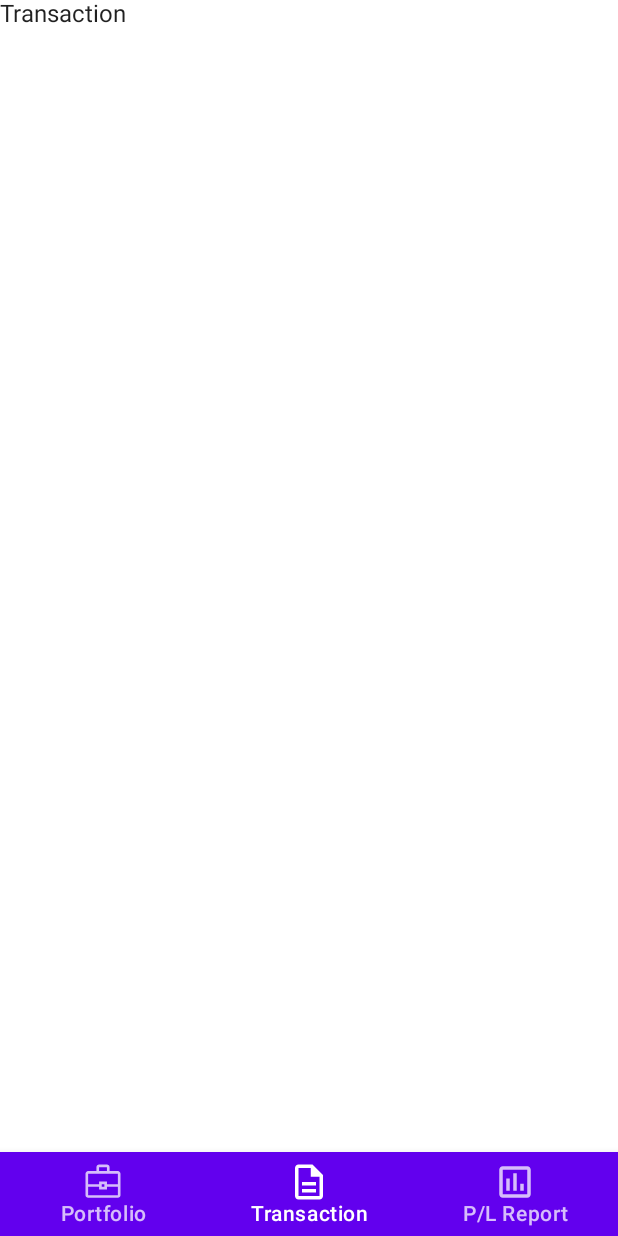
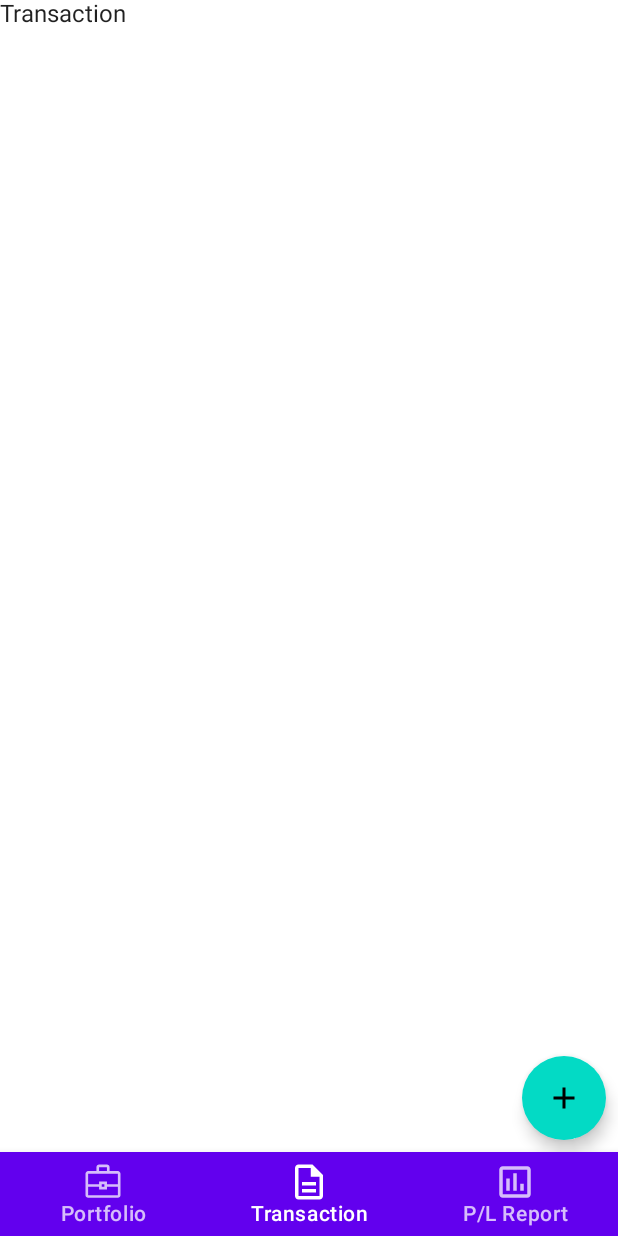
Before and after one commit to PohAnson/StockPortfolio, an Android app built with Jetpack Compose: the screen it shows after launch (MainActivity), item 2 of the bottom bar chosen, on a phone screen of 412 x 824 dp. Run offline under Robolectric (Android 15) with nearby library versions, the phone set to English and light mode, and no system bars.

Commit message:
Added Navigation To Create New Transaction Form Page

```diff
--- a/OwlioApp/app/src/main/java/com/example/owlio/OwlioApp.kt
+++ b/OwlioApp/app/src/main/java/com/example/owlio/OwlioApp.kt
@@ -1,5 +1,6 @@
 package com.example.owlio
 
+import androidx.compose.foundation.layout.padding
 import androidx.compose.foundation.layout.size
 import androidx.compose.material.*
 import androidx.compose.runtime.Composable
@@ -18,6 +19,7 @@ import com.example.owlio.ui.screen.PnlScreen
 import com.example.owlio.ui.screen.PortfolioScreen
 import com.example.owlio.ui.screen.Screens
 import com.example.owlio.ui.screen.TransactionScreen
+import com.example.owlio.ui.screen.form.TransactionFormScreen
 
 
 @Composable
@@ -30,10 +32,13 @@ fun OwlioApp() {
                 PortfolioScreen()
             }
             composable(Screens.TRANSACTION.route) {
-                TransactionScreen()
+                TransactionScreen(goToTransactionForm = { navController.navigate(route = Screens.TRANSACTIONFORM.route) }, modifier=Modifier.padding(innerpadding))
             }
             composable(Screens.PNL.route) {
                 PnlScreen()
+            }
+            composable(Screens.TRANSACTIONFORM.route) {
+                TransactionFormScreen(modifier = Modifier.padding(innerpadding))
             }
         }
     }
@@ -54,11 +59,11 @@ fun OwlioBottonNavBar(navController: NavController) {
 
                 },
                 icon = {
-                    Icon(
-                        painter = painterResource(id = screen.icon),
-                        contentDescription = null,
-                        modifier = Modifier.size(28.dp)
-                    )
+                    screen.icon?.let { painterResource(id = it) }?.let {
+                        Icon(
+                            painter = it, contentDescription = null, modifier = Modifier.size(28.dp)
+                        )
+                    }
                 },
                 label = {
                     Text(
--- a/OwlioApp/app/src/main/java/com/example/owlio/ui/screen/Screen.kt
+++ b/OwlioApp/app/src/main/java/com/example/owlio/ui/screen/Screen.kt
@@ -3,16 +3,21 @@ package com.example.owlio.ui.screen
 import com.example.owlio.R
 
 
-enum class Screens(val label: String, val icon: Int, val route: String) {
+enum class Screens(val label: String, val route: String, val icon: Int? = null) {
     PORTFOLIO(
         "Portfolio",
+        "portfolio",
         R.drawable.business_center,
-        "portfolio",
     ),
-    TRANSACTION("Transaction", R.drawable.description, "transaction"), PNL(
+    TRANSACTION(
+        "Transaction",
+        "transaction",
+        R.drawable.description,
+    ),
+    PNL(
         "P/L Report",
+        "pnl",
         R.drawable.assessment,
-        "pnl",
-    )
-
+    ),
+    TRANSACTIONFORM("New Transaction", "transactionForm")
 }
--- a/OwlioApp/app/src/main/java/com/example/owlio/ui/screen/TransactionScreen.kt
+++ b/OwlioApp/app/src/main/java/com/example/owlio/ui/screen/TransactionScreen.kt
@@ -1,10 +1,30 @@
 package com.example.owlio.ui.screen
 
 import androidx.compose.foundation.layout.Box
+import androidx.compose.foundation.layout.fillMaxSize
+import androidx.compose.foundation.layout.padding
+import androidx.compose.material.FloatingActionButton
+import androidx.compose.material.Icon
 import androidx.compose.material.Text
+import androidx.compose.material.icons.Icons
+import androidx.compose.material.icons.filled.Add
 import androidx.compose.runtime.Composable
+import androidx.compose.ui.Alignment
+import androidx.compose.ui.Modifier
+import androidx.compose.ui.unit.dp
 
 @Composable
-fun TransactionScreen() {
-    Box { Text("Transaction") }
+fun TransactionScreen(goToTransactionForm: () -> Unit, modifier: Modifier = Modifier) {
+    Box(modifier = modifier.fillMaxSize(1f)) {
+        Text("Transaction")
+        FloatingActionButton(
+            onClick = { goToTransactionForm() }, modifier = Modifier
+                .align(
+                    Alignment.BottomEnd
+                )
+                .padding(8.dp)
+        ) {
+            Icon(imageVector = Icons.Filled.Add, contentDescription = "Add")
+        }
+    }
 }
--- a/OwlioApp/app/src/main/java/com/example/owlio/ui/screen/form/TransactionFormScreen.kt
+++ b/OwlioApp/app/src/main/java/com/example/owlio/ui/screen/form/TransactionFormScreen.kt
@@ -24,11 +24,11 @@ import com.example.owlio.ui.screen.form.transactionFormField.TradeDateField
 import com.example.owlio.ui.theme.OwlioAppTheme
 
 @Composable
-fun TransactionFormScreen() {
+fun TransactionFormScreen(modifier: Modifier=Modifier) {
     val vm: TransactionFormViewModel = viewModel()
     val uiState = vm.uiState.collectAsState().value
 
-    Column {
+    Column(modifier = modifier.padding(8.dp,0.dp)) {
 
         TradeDateField(uiState.tradeDate) { vm.updateTradeDate(it) }
         StockSelectorField(
```
